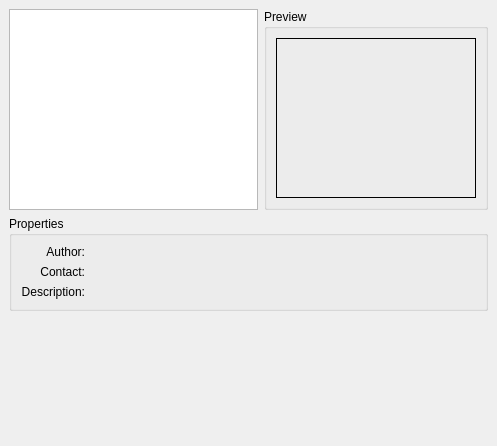
This is kajongg/src/backgroundselector.ui in jsj2008/kdegames as Qt 5 draws it before an edit. The edited form follows.
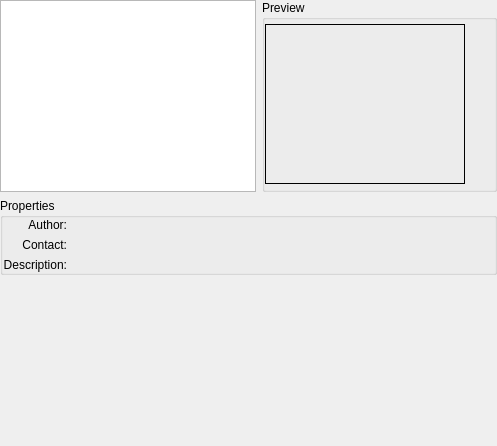
This is the edited form.

Commit message: Config dialogs: Waste less space for double margins

```diff
--- a/kajongg/src/backgroundselector.ui
+++ b/kajongg/src/backgroundselector.ui
@@ -20,7 +20,7 @@
     <number>6</number>
    </property>
    <property name="margin" >
-    <number>9</number>
+    <number>0</number>
    </property>
    <item>
     <layout class="QHBoxLayout" >
@@ -56,7 +56,7 @@
          <number>6</number>
         </property>
         <property name="margin" >
-         <number>9</number>
+         <number>0</number>
         </property>
         <item>
          <widget class="QLabel" name="backgroundPreview" >
@@ -92,7 +92,7 @@
        <number>6</number>
       </property>
       <property name="margin" >
-       <number>9</number>
+       <number>0</number>
       </property>
       <item>
        <layout class="QVBoxLayout" >
```
The commit also changes 3 other files.
